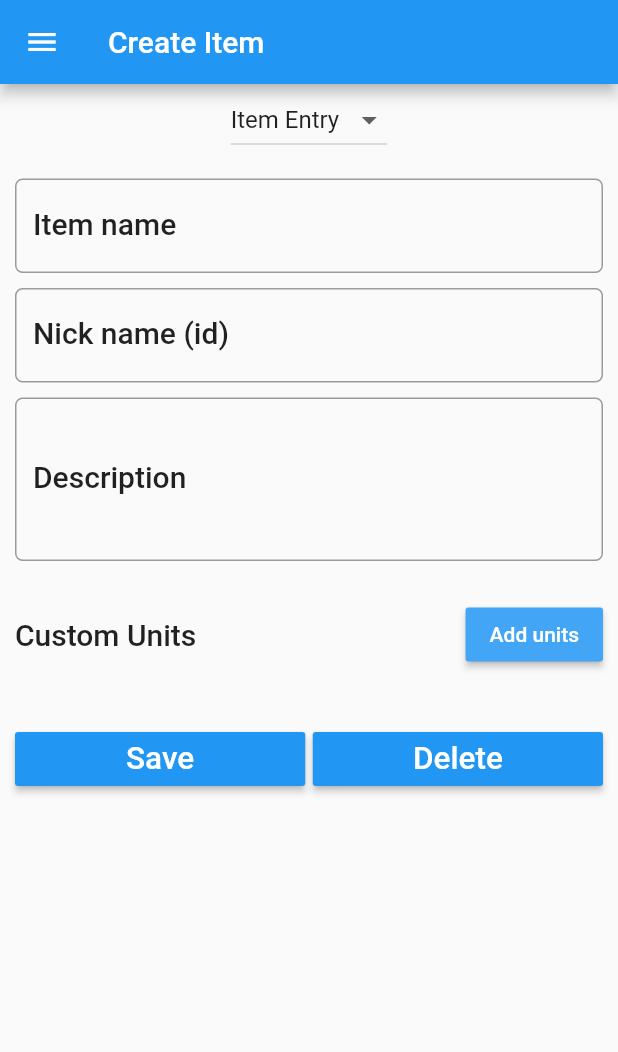
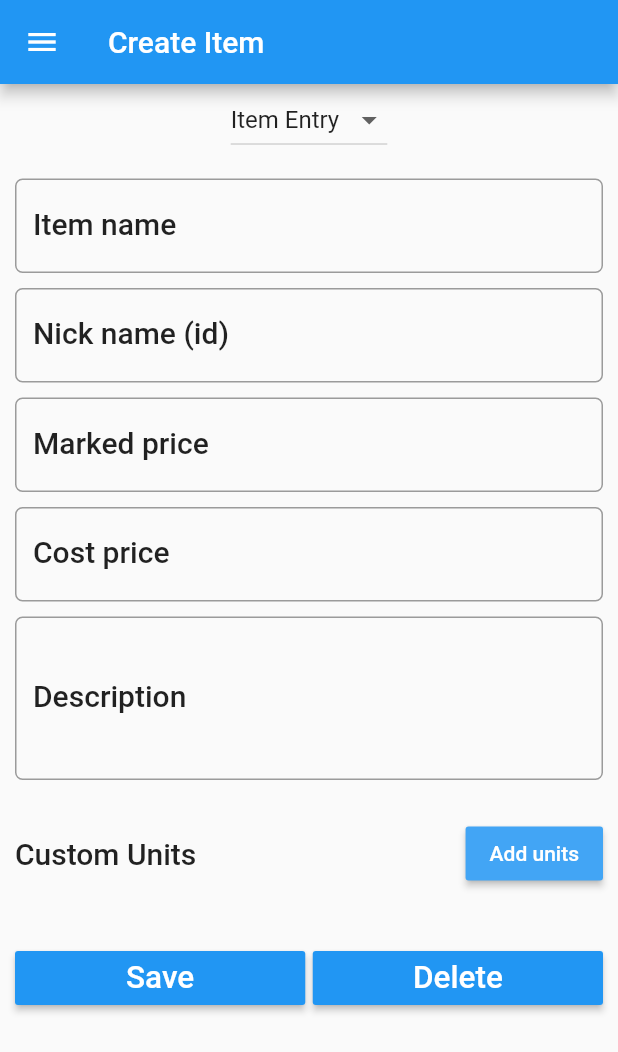
Before and after one commit to hemanta212/Flutter-Inventory-App, a Flutter app: the screen it shows once a user with an empty profile is signed in, after a tap on the "search" icon, after a tap on the "cancel" icon, after a tap on the "add" icon, on a phone screen of 412 x 824 dp. Shown: the top 1052 px of the screen. Run offline on Flutter 3.47's test engine with Material 2 defaults, Android fonts, the light colour scheme and no system bars; our stand-ins replace cloud_firestore, firebase_auth, flutter_spinkit, flutter_typeahead; accounts and stored records are empty.

Commit message:
Adds new conditional cp field in itemEntry, Fixes version no, Fixes errors in new checkbox
* Fixes errors in newly added checkbox for disabling strict checks on stocks
  - The change would be reverted on setState widget rebuild.
* Forgot to increment version to v0.9.4in pubspec.yml.
* When strict checking of totalStock is disabled. It is required to give the costprice & markedPrice of item while registering.
   - A new cp & mp field will be added in itemEntryForm but only visible when aforementioned setting is applied.

```diff
--- a/lib/app/forms/itemEntryForm.dart
+++ b/lib/app/forms/itemEntryForm.dart
@@ -47,6 +47,7 @@ class _ItemEntryFormState extends State<ItemEntryForm> {
   TextEditingController markedPriceController = TextEditingController();
   TextEditingController totalStockController = TextEditingController();
   TextEditingController descriptionController = TextEditingController();
+  TextEditingController costPriceController = TextEditingController();
 
   @override
   void initState() {
@@ -149,18 +150,19 @@ class _ItemEntryFormState extends State<ItemEntryForm> {
 
                     // Marked Price of item
                     Visibility(
-                        visible: this.item.markedPrice?.isNotEmpty ??
-                            false, // defaults to false if MP is null
+                        visible: (this.item.id != null) ||
+                            !(userData.checkStock ?? true),
                         child: WindowUtils.genTextField(
                           labelText: "Marked price",
                           hintText: "Expected selling price",
                           textStyle: textStyle,
                           controller: this.markedPriceController,
+                          validator: (val, labelText) {},
                           keyboardType: TextInputType.number,
                           onChanged: this.updateMarkedPrice,
                         )),
 
-                    // Marked Price of item
+                    // Total stock
                     Visibility(
                         visible: this.totalStockController.text.isNotEmpty,
                         child: WindowUtils.genTextField(
@@ -169,6 +171,18 @@ class _ItemEntryFormState extends State<ItemEntryForm> {
                           controller: this.totalStockController,
                           enabled: false,
                           onChanged: () {},
+                        )),
+
+                    // Cost Price of item
+                    Visibility(
+                        visible: !(userData.checkStock ?? true) &&
+                            (this.item.id == null),
+                        child: WindowUtils.genTextField(
+                          labelText: "Cost price",
+                          textStyle: textStyle,
+                          keyboardType: TextInputType.number,
+                          controller: this.costPriceController,
+                          onChanged: this.updateCostPrice,
                         )),
 
                     // Item Description
@@ -262,6 +276,10 @@ class _ItemEntryFormState extends State<ItemEntryForm> {
 
   void updateMarkedPrice() {
     this.item.markedPrice = this.markedPriceController.text;
+  }
+
+  void updateCostPrice() {
+    this.item.costPrice = double.parse(this.costPriceController.text).abs();
   }
 
   void updateItemDescription() {
--- a/lib/app/forms/stockEntryForm.dart
+++ b/lib/app/forms/stockEntryForm.dart
@@ -191,7 +191,7 @@ class _StockEntryFormState extends State<StockEntryForm> {
                               if (value == '0.0' ||
                                   value == '0' ||
                                   value.isEmpty) {
-                                return '';
+                                return 'Quantity is zero or empty';
                               } else {
                                 return null;
                               }
--- a/lib/app/settings.dart
+++ b/lib/app/settings.dart
@@ -31,6 +31,7 @@ class SettingState extends State<Setting> {
     this.userData = Provider.of<UserData>(context);
     if (this.userData != null) {
       crudHelper = CrudHelper(userData: this.userData);
+      this.checkStock = this.userData.checkStock ?? true;
     }
   }
 
@@ -76,7 +77,6 @@ class SettingState extends State<Setting> {
                     UserData _userData = snapshot.data;
                     this.targetEmailController.text =
                         _userData.targetEmail ?? '';
-                    this.checkStock = _userData.checkStock ?? true;
                     return ListView(children: <Widget>[
                       Form(
                         key: _formKey,
@@ -153,7 +153,7 @@ class SettingState extends State<Setting> {
                                   });
                                 }),
                           ]),
-                          this.showRolesMapping(this.userData),
+                          this.showRolesMapping(_userData),
                           SizedBox(height: 20.0),
 
                           Container(
@@ -170,6 +170,7 @@ class SettingState extends State<Setting> {
                                   setState(() => this.checkStock = val);
                                 }),
                           ]),
+
                           // save
                           Padding(
                               padding: EdgeInsets.only(
--- a/pubspec.yaml
+++ b/pubspec.yaml
@@ -11,7 +11,7 @@ description: A new Flutter project.
 # In iOS, build-name is used as CFBundleShortVersionString while build-number used as CFBundleVersion.
 # Read more about iOS versioning at
 # https://developer.apple.com/library/archive/documentation/General/Reference/InfoPlistKeyReference/Articles/CoreFoundationKeys.html
-version: 0.9.37+1
+version: 0.9.4+1
 
 environment:
   sdk: ">=2.1.0 <3.0.0"
```
Also changed, not shown: CHANGELOG.txt.
